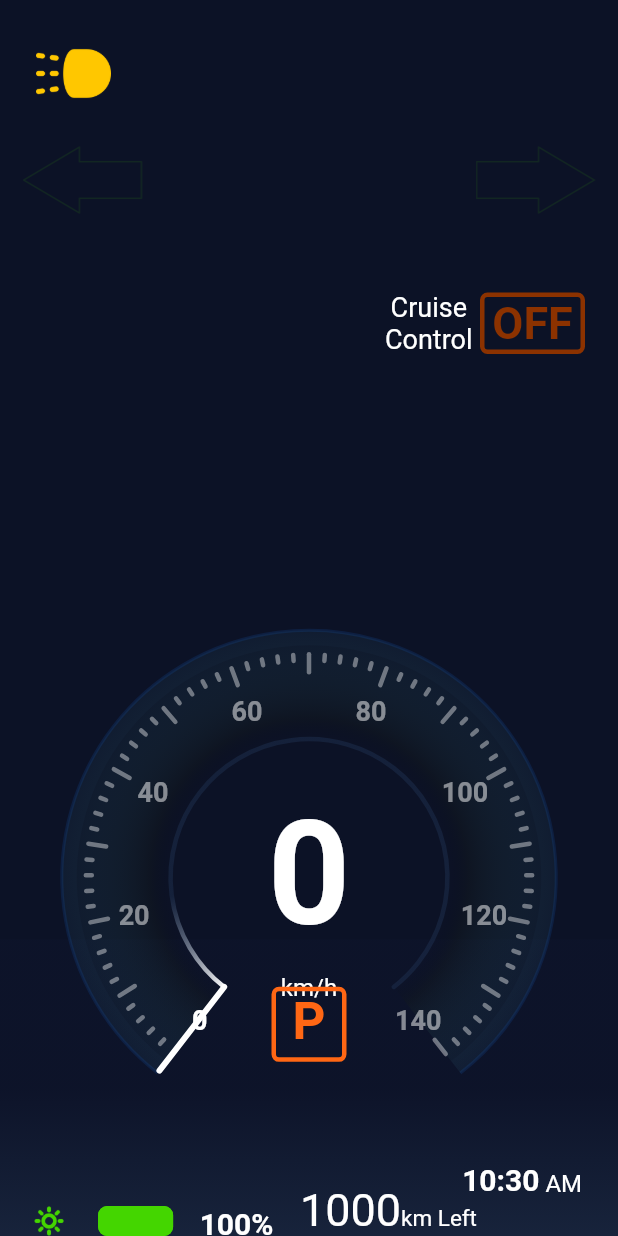
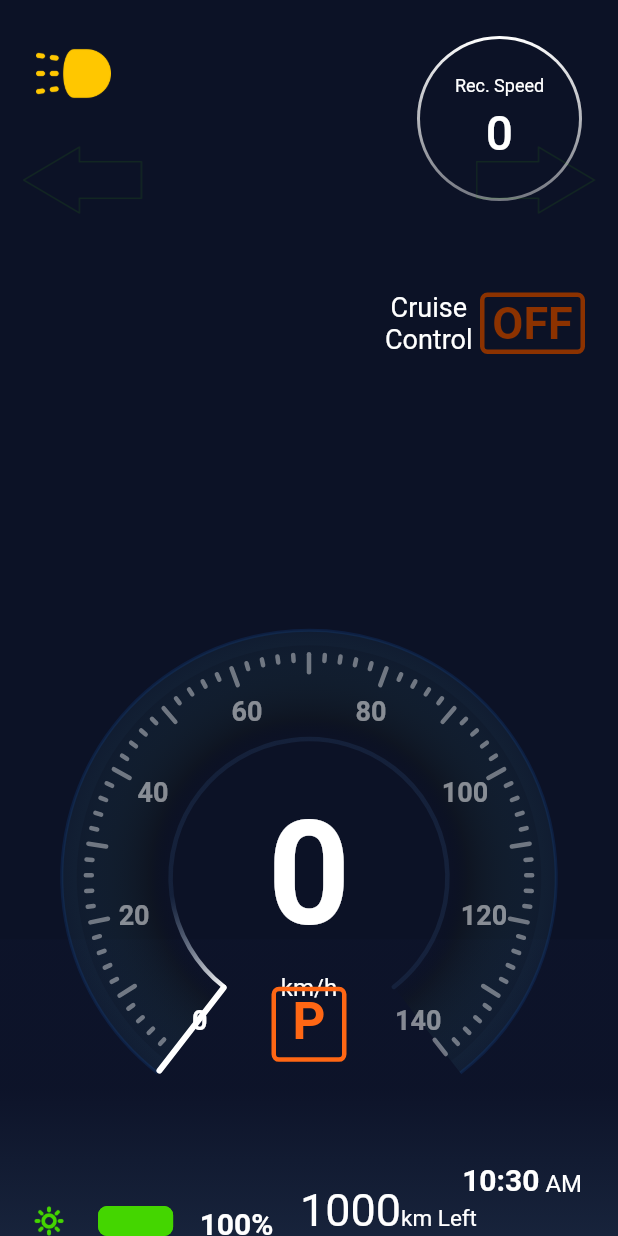
Before and after one commit to uw-midsun/telemetry_msxiv, a Flutter app: the screen it shows after launch, on a phone screen of 412 x 824 dp. Run offline on Flutter 3.47's test engine with Material 2 defaults, Android fonts, the phone set to English and light mode, and no system bars; network calls fail.

Commit message:
Added Recommended Speed widget, refactored units enum

```diff
--- a/MSXIV_Driver_Display/lib/constants/brushes.dart
+++ b/MSXIV_Driver_Display/lib/constants/brushes.dart
@@ -1,4 +1,4 @@
-import 'package:MSXIV_Driver_Display/constants/stdColors.dart';
+import 'package:MSXIV_Driver_Display/constants/std_colors.dart';
 import 'package:flutter/material.dart';
 import 'dart:math';
 
@@ -72,7 +72,7 @@ class Brushes {
 
   static Paint getOuterGradientBrush(
       double startAngle, double endAngle, Rect boundingRect) {
-    final List<Color> colors = StdColors.spdBorderGradient;
+    final List<Color> colors = [StdColors.brightBlue, Colors.white];
     final List<double> stops = [
       (endAngle - gradientAngle - startAngle) / (2 * pi),
       (endAngle - startAngle) / (2 * pi)
@@ -95,7 +95,11 @@ class Brushes {
   // inner outline of speedometer
   static Paint getInnerOutlineBrush(
       double startAngle, double endAngle, Rect boundingRect) {
-    final List<Color> colors = StdColors.spdInnerGradient;
+    final List<Color> colors = [
+      StdColors.spdInnerOutline,
+      Colors.white,
+      StdColors.spdInnerOutline
+    ];
     final List<double> stops = [
       (endAngle - gradientAngle - startAngle) / (2 * pi),
       (endAngle - startAngle) / (2 * pi),
--- a/MSXIV_Driver_Display/lib/constants/stdColors.dart
+++ b/MSXIV_Driver_Display/lib/constants/std_colors.dart
@@ -6,6 +6,7 @@ class StdColors {
   static const Color reverseState = Color.fromRGBO(255, 199, 0, 1);
   static const Color green = Color.fromRGBO(68, 214, 0, 1);
   static const Color error = Color.fromRGBO(255, 77, 77, 1);
+  static const Color brightBlue = Color.fromRGBO(30, 122, 251, 1);
 
   static const List<Color> backgroundGradient = [
     Color.fromRGBO(14, 21, 45, 0.45),
@@ -27,13 +28,4 @@ class StdColors {
     Color.fromRGBO(16, 24, 49, 0.35),
     Color.fromRGBO(0, 120, 232, 0.35)
   ];
-  static const List<Color> spdBorderGradient = [
-    Color.fromRGBO(30, 122, 251, 1),
-    Color.fromRGBO(255, 255, 255, 1),
-  ];
-  static const List<Color> spdInnerGradient = [
-    spdInnerOutline,
-    Color.fromRGBO(255, 255, 255, 1),
-    spdInnerOutline
-  ];
 }
--- a/MSXIV_Driver_Display/lib/main.dart
+++ b/MSXIV_Driver_Display/lib/main.dart
@@ -1,17 +1,19 @@
 import 'dart:async';
 import 'dart:convert';
 
-import 'package:MSXIV_Driver_Display/constants/stdColors.dart';
+import 'package:MSXIV_Driver_Display/constants/std_colors.dart';
 import 'package:MSXIV_Driver_Display/widgets/bg_gradient.dart';
 import 'package:MSXIV_Driver_Display/widgets/clock.dart';
 import 'package:MSXIV_Driver_Display/widgets/errors.dart';
 import 'package:MSXIV_Driver_Display/widgets/head_lights.dart';
 import 'package:MSXIV_Driver_Display/widgets/left_arrow.dart';
+import 'package:MSXIV_Driver_Display/widgets/rec_speed.dart';
 import 'package:MSXIV_Driver_Display/widgets/right_arrow.dart';
 import 'package:MSXIV_Driver_Display/widgets/soc.dart';
 import 'package:MSXIV_Driver_Display/widgets/speedometer/speedometer.dart';
 import 'package:MSXIV_Driver_Display/widgets/cruise_control.dart';
 import 'package:MSXIV_Driver_Display/widgets/drive_state.dart';
+import 'package:MSXIV_Driver_Display/utils/units.dart';
 import 'package:flutter/material.dart';
 import 'package:flutter/services.dart';
 
@@ -53,7 +55,7 @@ class _MainDisplayState extends State<MainDisplay> {
 
   // Vehicle
   double _manualSpeed = 0;
-  double _recSpeed = 0;
+  double _recSpeed = 65;
   bool _turningLeft = false;
   bool _turningRight = false;
   LightStatus _lightStatus = LightStatus.DaytimeRunning;
@@ -329,7 +331,6 @@ class _MainDisplayState extends State<MainDisplay> {
 
   @override
   Widget build(BuildContext context) {
-    print(MediaQuery.of(context).size);
     return Scaffold(
       backgroundColor: StdColors.background,
       body: SafeArea(
@@ -345,6 +346,8 @@ class _MainDisplayState extends State<MainDisplay> {
               onTap: toggleUnits,
               child: Speedometer(_manualSpeed, units),
             ),
+
+            RecSpeed(_manualSpeed, units),
             ////left arrow
             GestureDetector(
               onTap: toggleTurnLeft,
--- /dev/null
+++ b/MSXIV_Driver_Display/lib/utils/units.dart
@@ -0,0 +1,17 @@
+enum Units { Kmh, MPH }
+
+extension UnitsExtension on Units {
+  String get value {
+    if (this == Units.Kmh)
+      return "km/h";
+    else
+      return "mph";
+  }
+
+  double get kmFactor {
+    if (this == Units.Kmh)
+      return 1.0;
+    else
+      return 0.621371;
+  }
+}
--- a/MSXIV_Driver_Display/lib/widgets/bg_gradient.dart
+++ b/MSXIV_Driver_Display/lib/widgets/bg_gradient.dart
@@ -1,6 +1,7 @@
 import 'package:flutter/material.dart';
-import 'package:MSXIV_Driver_Display/constants/stdColors.dart';
+import 'package:MSXIV_Driver_Display/constants/std_colors.dart';
 
+// gradient for bottom of display
 class BgGradient extends StatelessWidget {
   @override
   Widget build(BuildContext context) {
--- a/MSXIV_Driver_Display/lib/widgets/clock.dart
+++ b/MSXIV_Driver_Display/lib/widgets/clock.dart
@@ -1,4 +1,4 @@
-import 'package:MSXIV_Driver_Display/constants/stdFonts.dart';
+import 'package:MSXIV_Driver_Display/constants/std_fonts.dart';
 import 'package:flutter/material.dart';
 
 class Clock extends StatelessWidget {
--- a/MSXIV_Driver_Display/lib/widgets/cruise_control.dart
+++ b/MSXIV_Driver_Display/lib/widgets/cruise_control.dart
@@ -1,4 +1,4 @@
-import 'package:MSXIV_Driver_Display/constants/stdColors.dart';
+import 'package:MSXIV_Driver_Display/constants/std_colors.dart';
 import 'package:flutter/material.dart';
 
 class CruiseControl extends StatelessWidget {
--- a/MSXIV_Driver_Display/lib/widgets/drive_state.dart
+++ b/MSXIV_Driver_Display/lib/widgets/drive_state.dart
@@ -1,7 +1,7 @@
-import 'package:MSXIV_Driver_Display/constants/stdColors.dart';
+import 'package:MSXIV_Driver_Display/constants/std_colors.dart';
 import 'package:flutter/material.dart';
 
-import '../constants/stdColors.dart';
+import '../constants/std_colors.dart';
 
 enum EEDriveOutput {
   EE_DRIVE_OUTPUT_OFF,
--- a/MSXIV_Driver_Display/lib/widgets/errors.dart
+++ b/MSXIV_Driver_Display/lib/widgets/errors.dart
@@ -1,4 +1,4 @@
-import 'package:MSXIV_Driver_Display/constants/stdColors.dart';
+import 'package:MSXIV_Driver_Display/constants/std_colors.dart';
 import 'package:flutter/material.dart';
 
 const int BPS_STATE_FAULT_KILLSWITCH = (1 << 0);
--- a/MSXIV_Driver_Display/lib/widgets/head_lights.dart
+++ b/MSXIV_Driver_Display/lib/widgets/head_lights.dart
@@ -1,4 +1,4 @@
-import 'package:MSXIV_Driver_Display/constants/stdColors.dart';
+import 'package:MSXIV_Driver_Display/constants/std_colors.dart';
 import 'package:flutter/material.dart';
 
 enum EELightType {
--- a/MSXIV_Driver_Display/lib/widgets/left_arrow.dart
+++ b/MSXIV_Driver_Display/lib/widgets/left_arrow.dart
@@ -1,4 +1,4 @@
-import 'package:MSXIV_Driver_Display/constants/stdColors.dart';
+import 'package:MSXIV_Driver_Display/constants/std_colors.dart';
 import 'package:flutter/material.dart';
 
 class LeftArrow extends StatelessWidget {
--- /dev/null
+++ b/MSXIV_Driver_Display/lib/widgets/rec_speed.dart
@@ -0,0 +1,89 @@
+import 'package:MSXIV_Driver_Display/constants/std_colors.dart';
+import 'package:MSXIV_Driver_Display/constants/std_fonts.dart';
+import 'package:MSXIV_Driver_Display/utils/units.dart';
+import 'package:flutter/material.dart';
+
+class RecSpeed extends StatefulWidget {
+  final double _speed;
+  final Units _units;
+  @override
+  RecSpeed(this._speed, this._units);
+  _RecSpeedState createState() => _RecSpeedState();
+}
+
+// Time for border to animate from color 1 -> color 2 (ms)
+const animationDuration = 500;
+
+class _RecSpeedState extends State<RecSpeed>
+    with SingleTickerProviderStateMixin {
+  AnimationController _controller;
+  Animation<Color> _colorAnimation;
+  double _speed = 0;
+
+  @override
+  void initState() {
+    super.initState();
+    _controller = AnimationController(
+        vsync: this, duration: Duration(milliseconds: animationDuration))
+      ..addListener(() {
+        setState(() {});
+      });
+    _colorAnimation = ColorTween(
+            begin: Color.fromRGBO(219, 219, 219, 0.5),
+            end: StdColors.brightBlue)
+        .animate(_controller);
+  }
+
+  void updateSpeed(double speed) {
+    if (speed.round() != _speed.round()) {
+      // Begin the animation
+      TickerFuture tickerFuture = _controller.repeat(reverse: true);
+
+      // Stop the animation after one cycle
+      tickerFuture.timeout(Duration(milliseconds: animationDuration * 2),
+          onTimeout: () {
+        _controller.reset();
+      });
+      setState(() {
+        _speed = speed;
+      });
+    }
+  }
+
+  @override
+  Widget build(BuildContext context) {
+    const double containerWidth = 110;
+    const BorderRadius radius =
+        BorderRadius.all(Radius.circular(containerWidth));
+    const double borderWidth = 2.0;
+    updateSpeed(widget._speed);
+    final displaySpeed = (_speed * widget._units.kmFactor).round().toString();
+    return Container(
+        // set overall margin and alignment
+        alignment: Alignment.topRight,
+        margin: EdgeInsets.all(24),
+        child: Container(
+            // use container as outer border
+            height: containerWidth,
+            width: containerWidth,
+            decoration: BoxDecoration(
+              gradient: LinearGradient(
+                  colors: [_colorAnimation.value, Colors.white],
+                  begin: Alignment(0.0, 1.0),
+                  end: Alignment(0.0, -1.0)),
+              borderRadius: radius,
+            ),
+            child: Container(
+                margin: EdgeInsets.all(borderWidth),
+                height: containerWidth,
+                width: containerWidth,
+                decoration: BoxDecoration(
+                    borderRadius: radius, color: StdColors.background),
+                child: Column(
+                    mainAxisAlignment: MainAxisAlignment.center,
+                    children: <Widget>[
+                      Text("Rec. Speed", style: Fonts.caption),
+                      Text(displaySpeed, style: Fonts.h2),
+                    ]))));
+  }
+}
--- a/MSXIV_Driver_Display/lib/widgets/right_arrow.dart
+++ b/MSXIV_Driver_Display/lib/widgets/right_arrow.dart
@@ -1,4 +1,4 @@
-import 'package:MSXIV_Driver_Display/constants/stdColors.dart';
+import 'package:MSXIV_Driver_Display/constants/std_colors.dart';
 import 'package:flutter/material.dart';
 class RightArrow extends StatelessWidget {
   final bool turningRight;
--- a/MSXIV_Driver_Display/lib/widgets/soc.dart
+++ b/MSXIV_Driver_Display/lib/widgets/soc.dart
@@ -1,4 +1,4 @@
-import 'package:MSXIV_Driver_Display/constants/stdColors.dart';
+import 'package:MSXIV_Driver_Display/constants/std_colors.dart';
 import 'package:flutter/material.dart';
 
 const LOW_CHARGE = 0.3;
--- a/MSXIV_Driver_Display/lib/widgets/speedometer/digital_speed.dart
+++ b/MSXIV_Driver_Display/lib/widgets/speedometer/digital_speed.dart
@@ -1,23 +1,6 @@
-import 'package:MSXIV_Driver_Display/constants/stdFonts.dart';
+import 'package:MSXIV_Driver_Display/constants/std_fonts.dart';
 import 'package:flutter/material.dart';
-
-import './speedometer.dart';
-
-extension on Units {
-  String get value {
-    if (this == Units.Kmh)
-      return "km/h";
-    else
-      return "mph";
-  }
-
-  double get kmFactor {
-    if (this == Units.Kmh)
-      return 1.0;
-    else
-      return 0.621371;
-  }
-}
+import 'package:MSXIV_Driver_Display/utils/units.dart';
 
 class DigitalSpeed extends StatelessWidget {
   final double speed;
--- a/MSXIV_Driver_Display/lib/widgets/speedometer/speedometer.dart
+++ b/MSXIV_Driver_Display/lib/widgets/speedometer/speedometer.dart
@@ -1,12 +1,12 @@
 import 'package:flutter/material.dart';
 import 'dart:math';
+import 'package:MSXIV_Driver_Display/utils/units.dart';
 
 import './speedometer_painter.dart';
 import './digital_speed.dart';
 
 const TOP_SPEED = 150.0;
 
-enum Units { Kmh, MPH }
 
 class Speedometer extends StatelessWidget {
   final double speed;
--- a/MSXIV_Driver_Display/lib/widgets/speedometer/speedometer_painter.dart
+++ b/MSXIV_Driver_Display/lib/widgets/speedometer/speedometer_painter.dart
@@ -1,8 +1,8 @@
 import 'dart:math';
-import './speedometer.dart' show Units;
+import 'package:MSXIV_Driver_Display/utils/units.dart';
 
 import 'package:MSXIV_Driver_Display/constants/brushes.dart';
-import 'package:MSXIV_Driver_Display/constants/stdFonts.dart';
+import 'package:MSXIV_Driver_Display/constants/std_Fonts.dart';
 import 'package:flutter/material.dart';
 
 // in km/h
@@ -106,7 +106,6 @@ class SpeedometerPainter extends CustomPainter {
       }
     }
 
-
     // thick outer border with gradient
     canvas.drawArc(
         outerBorderRect,
@@ -127,7 +126,8 @@ class SpeedometerPainter extends CustomPainter {
     // needle
     Offset needleOuter =
         Offset(cos(speedAngle), sin(speedAngle)) * (outerRadius - 2);
-    Offset needleInner = Offset(cos(speedAngle), sin(speedAngle)) * innerRadius;
+    Offset needleInner =
+        Offset(cos(speedAngle), sin(speedAngle)) * (innerRadius + 0.5);
     canvas.drawLine(needleInner + center, needleOuter + center,
         Brushes.getNeedleBrush(center, outerRadius));
   }
```
Also changed, not shown: MSXIV_Driver_Display/lib/constants/std_fonts.dart (renamed from MSXIV_Driver_Display/lib/constants/stdFonts.dart).
